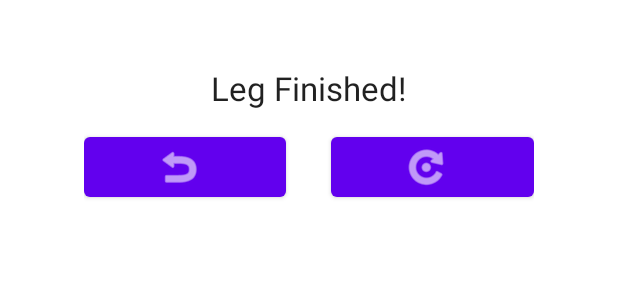
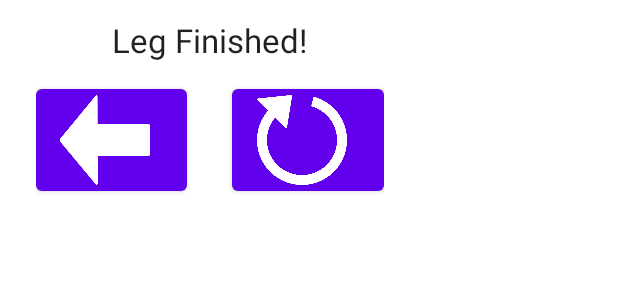
Before and after one commit to FelberMartin/DartApp, an Android app: the layout dialog_game_over.xml on its own in the app's theme, with its tools: preview values and no code run, on a phone screen of 412 x 824 dp. Shown: the top 300 px of the screen. Run offline under Robolectric (Android 15) with nearby library versions, the light colour scheme and no system bars.

Commit message:
added custom icons

```diff
--- a/app/src/main/res/layout/dialog_game_over.xml
+++ b/app/src/main/res/layout/dialog_game_over.xml
@@ -2,7 +2,7 @@
 <androidx.constraintlayout.widget.ConstraintLayout xmlns:android="http://schemas.android.com/apk/res/android"
     xmlns:app="http://schemas.android.com/apk/res-auto"
     xmlns:tools="http://schemas.android.com/tools"
-    android:layout_width="match_parent"
+    android:layout_width="280dp"
     android:layout_height="wrap_content">
 
     <LinearLayout
@@ -15,7 +15,7 @@
         app:layout_constraintStart_toStartOf="parent"
         app:layout_constraintTop_toTopOf="parent"
         app:layout_constraintVertical_bias="0.0"
-        android:layout_margin="44dp">
+        android:layout_margin="@dimen/spacing_medium">
 
         <TextView
             android:id="@+id/textView"
@@ -36,7 +36,9 @@
                 android:layout_width="wrap_content"
                 android:layout_height="wrap_content"
                 android:layout_weight="1"
-                app:icon="@android:drawable/ic_menu_revert"
+                android:minWidth="@dimen/icon_button_size"
+                app:icon="@drawable/back"
+                app:iconSize="@dimen/icon_size_big"
                 app:iconGravity="textStart"/>
 
             <Space
@@ -49,7 +51,9 @@
                 android:layout_width="wrap_content"
                 android:layout_height="wrap_content"
                 android:layout_weight="1"
-                app:icon="@android:drawable/ic_menu_rotate"
+                android:minWidth="@dimen/icon_button_size"
+                app:icon="@drawable/restart"
+                app:iconSize="@dimen/icon_size_big"
                 app:iconGravity="textStart"
                  />
         </LinearLayout>
--- a/app/src/main/res/values/dimens.xml
+++ b/app/src/main/res/values/dimens.xml
@@ -1,4 +1,6 @@
 <resources>
     <dimen name="fab_margin">16dp</dimen>
     <dimen name="spacing_medium">12dp</dimen>
+    <dimen name="icon_button_size">80dp</dimen>
+    <dimen name="icon_size_big">60dp</dimen>
 </resources>
```
Also changed, not shown: app/src/main/res/drawable/back.png (added), app/src/main/res/drawable/restart.png (added).
